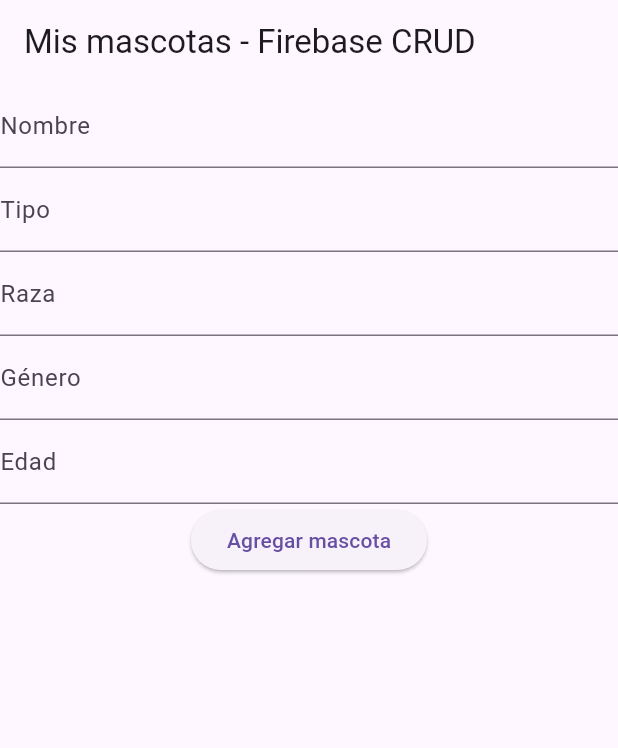
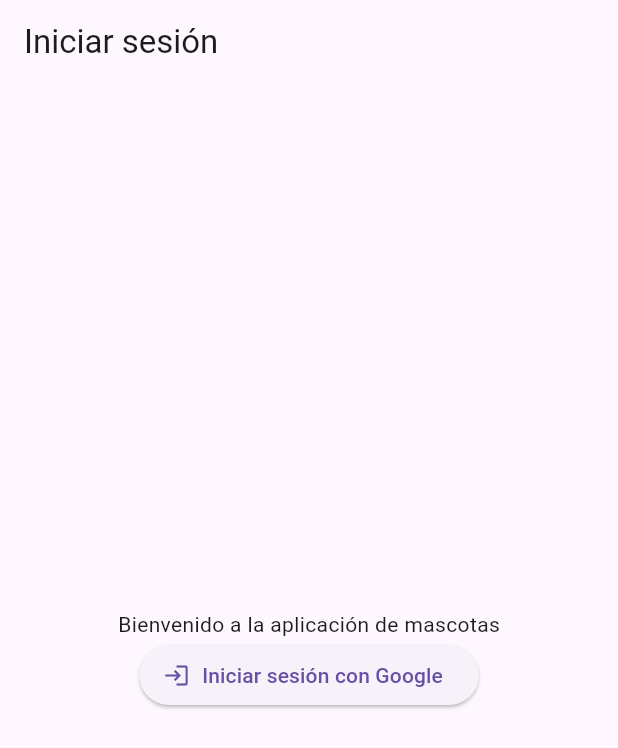
Before and after one commit to gnievap/firecrud5a25, a Flutter app: the screen it shows after launch, on a phone screen of 412 x 824 dp. Shown: the top 748 px of the screen. Run offline on Flutter 3.47's test engine with Material 3 defaults, Android fonts, the phone set to English and light mode, and no system bars; our stand-ins replace cloud_firestore, firebase_auth, firebase_core, google_sign_in; accounts and stored records are empty.

Commit message:
Google Sign In

```diff
--- a/lib/main.dart
+++ b/lib/main.dart
@@ -1,10 +1,11 @@
-import 'package:fire_crud_5a25/screens/pets_screen.dart';
+import 'package:fire_crud_5a25/firebase_options.dart';
+import 'package:fire_crud_5a25/screens/signin_screen.dart';
 import 'package:firebase_core/firebase_core.dart';
 import 'package:flutter/material.dart';
 
 void main() async {
   WidgetsFlutterBinding.ensureInitialized();
-  await Firebase.initializeApp();
+  await Firebase.initializeApp(options: DefaultFirebaseOptions.currentPlatform);
   runApp(const MainApp());
 }
 
@@ -13,10 +14,10 @@ class MainApp extends StatelessWidget {
 
   @override
   Widget build(BuildContext context) {
-    return const MaterialApp(
+    return  MaterialApp(
       debugShowCheckedModeBanner: false,
       title: 'Firebase CRUD de mascotas',
-      home: PetsScreen(),
+      home: SignInScreen(),
     );
   }
 }
--- /dev/null
+++ b/lib/screens/signin_screen.dart
@@ -0,0 +1,40 @@
+import 'package:fire_crud_5a25/screens/pets_screen.dart';
+import 'package:fire_crud_5a25/services/auth_service.dart';
+import 'package:flutter/material.dart';
+
+class SignInScreen extends StatelessWidget {
+  final AuthService _authService = AuthService();
+
+  SignInScreen({super.key});
+
+  @override
+  Widget build(BuildContext context) {
+    return Scaffold(
+      appBar: AppBar(
+        title: const Text('Iniciar sesión'),
+      ),
+      body: Center(
+        child: Column(
+          mainAxisAlignment: MainAxisAlignment.center,
+          children: [
+            Text('Bienvenido a la aplicación de mascotas'),
+            ElevatedButton.icon(
+              onPressed: () async {
+                final credenciales = await _authService.signInWithGoogle();
+                print('Usuario: ${credenciales.user?.displayName}');
+                print('Correo: ${credenciales.user?.email}');
+                // Si todo sale bien, navegar a la pantalla de mascotas
+                Navigator.push(
+                  context,
+                  MaterialPageRoute(builder: (context) => PetsScreen()));
+              },
+              icon: const Icon(Icons.login),
+              label: const Text('Iniciar sesión con Google',
+              ),
+            ),
+          ],
+        ),
+      ),
+    );
+  }
+}
--- a/pubspec.yaml
+++ b/pubspec.yaml
@@ -11,6 +11,8 @@ dependencies:
     sdk: flutter
   firebase_core: ^3.12.1
   cloud_firestore: ^5.6.5
+  firebase_auth: ^5.5.1
+  google_sign_in: ^6.3.0
 
 dev_dependencies:
   flutter_test:
```
Also changed, not shown: lib/services/auth_service.dart (added, +26 -0 lines), 3 other files.
